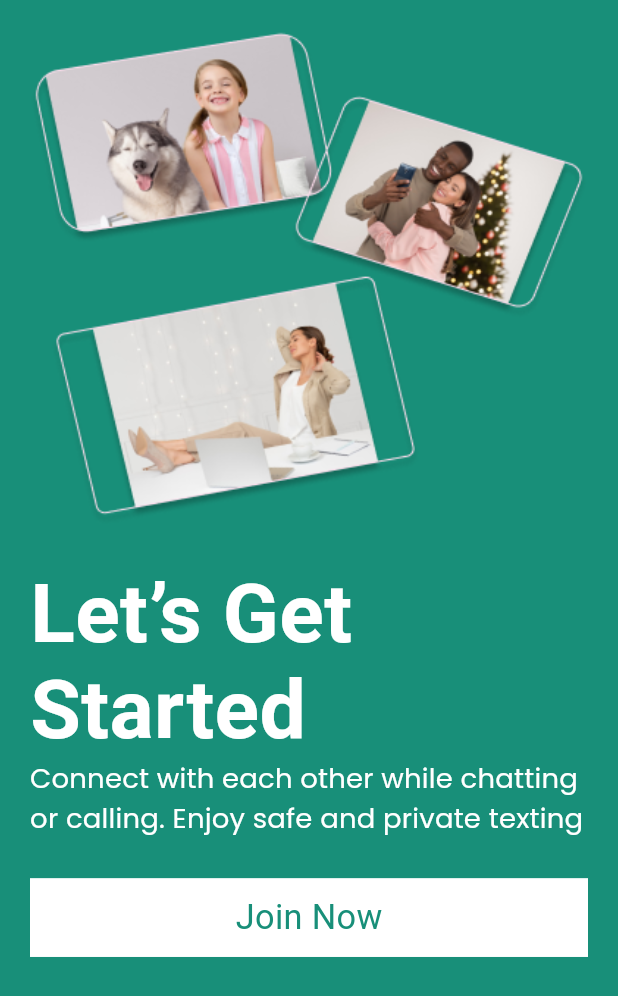
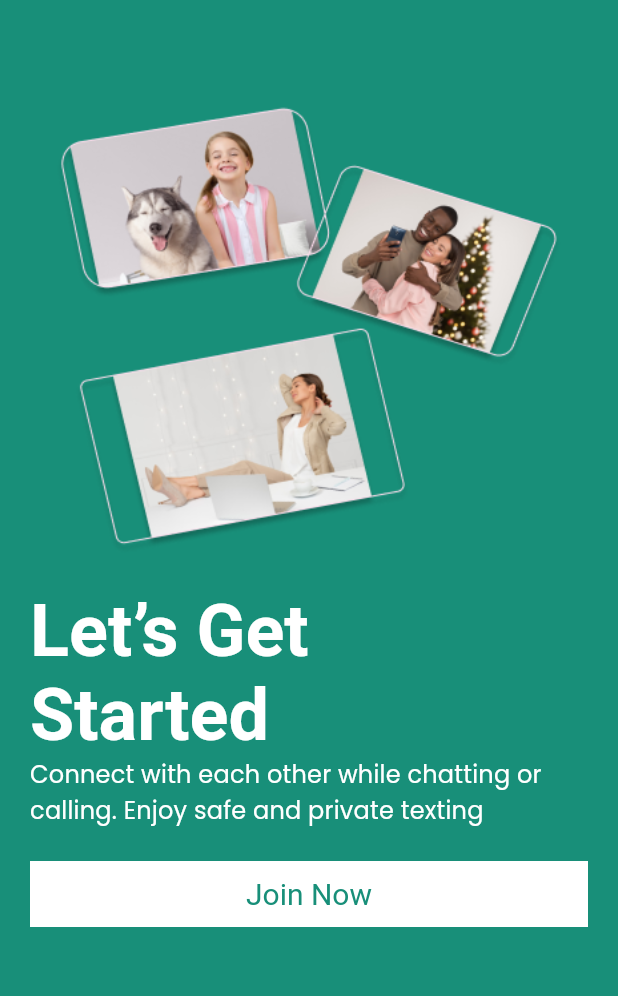
Before and after one commit to 4643880/Ecommerce-App-Flutter, a Flutter app: the screen it shows after launch, on a phone screen of 412 x 824 dp. Shown: the top 996 px of the screen. Run offline on Flutter 3.47's test engine with Material 2 defaults, Android fonts, the phone set to English and light mode, and no system bars; our stand-ins replace country_picker, firebase_auth, firebase_core, flutter_screenutil, get, google_fonts; accounts and stored records are empty.

Commit message:
Fixed some UI Issues

```diff
--- a/lib/controllers/auth_controller.dart
+++ b/lib/controllers/auth_controller.dart
@@ -34,7 +34,6 @@ class AuthController extends GetxController {
         _verificationId = verificationId;
       },
     );
-    Get.to(VerifyOtpPage());
   }
 
   // =======================================================
@@ -47,9 +46,9 @@ class AuthController extends GetxController {
     try {
       UserCredential userCredential =
           await _auth.signInWithCredential(phoneAuthCredential);
-      if (userCredential.user != null) {
-        Get.to(HomeScreen());
-      }
+      // if (userCredential.user != null) {
+      //   Get.to(HomeScreen());
+      // }
     } catch (e) {
       showErrorDialog(context, "Something Went Wrong", e.toString());
     }
@@ -75,6 +74,6 @@ class AuthController extends GetxController {
   // =======================================================
   void logOut() async {
     await _auth.signOut();
-    Get.to(const LoginPage());
+    // Get.to(const LoginPage());
   }
 }
--- a/lib/main.dart
+++ b/lib/main.dart
@@ -1,6 +1,5 @@
 import 'package:firebase_core/firebase_core.dart';
 import 'package:flutter/material.dart';
-import 'package:flutter_screenutil/flutter_screenutil.dart';
 import 'package:get/get.dart';
 import 'dart:developer' as devtools show log;
 
@@ -8,12 +7,12 @@ import 'package:otp_project/screens/home_screen.dart';
 import 'package:otp_project/screens/login_screen.dart';
 import 'package:otp_project/screens/splash_screen.dart';
 import 'package:otp_project/screens/verify_otp_screen.dart';
-import 'package:otp_project/utils/helper.dart' as di;
-import 'package:otp_project/utils/routes.dart';
+import 'package:otp_project/helper/helper.dart' as di;
+import 'package:otp_project/config/routes.dart';
 
 void main() async {
   // Add this line
-  await ScreenUtil.ensureScreenSize();
+  // await ScreenUtil.ensureScreenSize();
   WidgetsFlutterBinding.ensureInitialized();
   await Firebase.initializeApp().whenComplete(
     () {
@@ -30,25 +29,17 @@ class MyApp extends StatelessWidget {
   // This widget is the root of your application.
   @override
   Widget build(BuildContext context) {
-    return ScreenUtilInit(
-      designSize: const Size(360, 690),
-      minTextAdapt: true,
-      splitScreenMode: true,
-      builder: (context, child) => GetMaterialApp(
+    return GetMaterialApp(
       title: 'Flutter Demo',
       debugShowCheckedModeBanner: false,
-        theme: ThemeData(
-          primarySwatch: Colors.blue,
-          textTheme: Typography.englishLike2018.apply(fontSizeFactor: 1.sp),
-        ),
       initialRoute: "/",
       routes: {
         "/": (context) => const SplashScreen(),
         MyRoutes.login_route: (context) => const LoginPage(),
         MyRoutes.verify_otp_route: (context) => const VerifyOtpPage(),
         MyRoutes.home_route: (context) => HomeScreen(),
+        MyRoutes.splash_route: (context) => const SplashScreen(),
       },
-      ),
     );
   }
 }
--- a/lib/widgets/description_text_widget.dart
+++ b/lib/screens/components/description_text_widget.dart
@@ -2,7 +2,7 @@ import 'package:flutter/material.dart';
 import 'package:get/get.dart';
 import 'package:otp_project/controllers/height_controller.dart';
 
-import '../constants/constants.dart';
+import '../../constants/constants.dart';
 
 class DescriptionTextWidget extends StatefulWidget {
   final String text;
--- a/lib/widgets/dips_and_souces.dart
+++ b/lib/screens/components/dips_and_souces.dart
@@ -1,7 +1,7 @@
 import 'package:flutter/material.dart';
 import 'package:get/get.dart';
 
-import '../controllers/souces_controller.dart';
+import '../../controllers/souces_controller.dart';
 
 class DipsAndSaucesWidget extends StatelessWidget {
   DipsAndSaucesWidget({
--- a/lib/widgets/quantity_widget.dart
+++ b/lib/screens/components/quantity_widget.dart
@@ -1,7 +1,7 @@
 import 'package:flutter/material.dart';
 import 'package:get/get.dart';
 
-import '../controllers/quantity_controller.dart';
+import '../../controllers/quantity_controller.dart';
 
 class QuantityWidget extends StatelessWidget {
   const QuantityWidget({
--- a/lib/widgets/title_ratings_description_widget.dart
+++ b/lib/screens/components/title_ratings_description_widget.dart
@@ -3,9 +3,7 @@ import 'package:get/get.dart';
 import 'package:otp_project/controllers/height_controller.dart';
 import 'dart:developer' as devtools show log;
 
-import 'package:otp_project/widgets/description_text_widget.dart';
-
-import '../constants/constants.dart';
+import 'package:otp_project/screens/components/description_text_widget.dart';
 
 class TitleRatingsDescriptionWidget extends StatelessWidget {
   const TitleRatingsDescriptionWidget({
--- a/lib/screens/home_screen.dart
+++ b/lib/screens/home_screen.dart
@@ -3,16 +3,16 @@ import 'package:get/get.dart';
 import 'package:otp_project/controllers/auth_controller.dart';
 import 'package:otp_project/controllers/quantity_controller.dart';
 import 'package:otp_project/screens/login_screen.dart';
-import 'package:otp_project/utils/routes.dart';
-import 'package:otp_project/widgets/description_text_widget.dart';
-import 'package:otp_project/widgets/extras_widget.dart';
-import 'package:otp_project/widgets/quantity_widget.dart';
-import 'package:otp_project/widgets/slider.dart';
+import 'package:otp_project/config/routes.dart';
+import 'package:otp_project/screens/components/description_text_widget.dart';
+import 'package:otp_project/screens/components/extras_widget.dart';
+import 'package:otp_project/screens/components/quantity_widget.dart';
+import 'package:otp_project/screens/components/slider.dart';
 import 'dart:developer' as devtools show log;
 
-import 'package:otp_project/widgets/title_ratings_description_widget.dart';
+import 'package:otp_project/screens/components/title_ratings_description_widget.dart';
 
-import '../widgets/dips_and_souces.dart';
+import 'components/dips_and_souces.dart';
 
 class HomeScreen extends StatelessWidget {
   HomeScreen({super.key});
@@ -50,7 +50,7 @@ class HomeScreen extends StatelessWidget {
           IconButton(
             onPressed: () {
               _authController.logOut();
-              Get.toNamed(MyRoutes.login_route);
+              Get.toNamed(MyRoutes.splash_route);
             },
             icon: const Icon(
               Icons.logout,
--- a/lib/screens/login_screen.dart
+++ b/lib/screens/login_screen.dart
@@ -5,7 +5,7 @@ import 'package:otp_project/controllers/auth_controller.dart';
 import 'package:otp_project/screens/verify_otp_screen.dart';
 import 'dart:developer' as devtools show log;
 
-import 'package:otp_project/utils/routes.dart';
+import 'package:otp_project/config/routes.dart';
 
 class LoginPage extends StatefulWidget {
   const LoginPage({Key? key}) : super(key: key);
@@ -104,12 +104,14 @@ class _LoginPageState extends State<LoginPage> {
                           horizontal: 30,
                         )),
                     onPressed: () {
+                      if (_phoneController.text.isNotEmpty) {
                         String phoneNumber =
                             "+$countryCode${_phoneController.text}";
                         _authController.sendOtp(
                           context,
                           phoneNumber: phoneNumber,
                         );
+                      }
                       Get.toNamed(MyRoutes.verify_otp_route);
                     },
                     child: const Text(
--- a/lib/screens/splash_screen.dart
+++ b/lib/screens/splash_screen.dart
@@ -1,31 +1,42 @@
 import 'package:flutter/material.dart';
-import 'package:flutter/src/widgets/framework.dart';
-import 'package:flutter/src/widgets/placeholder.dart';
 import 'package:flutter_screenutil/flutter_screenutil.dart';
 import 'package:get/get.dart';
 import 'package:otp_project/constants/constants.dart';
-import 'package:otp_project/screens/login_screen.dart';
-import 'package:otp_project/utils/routes.dart';
+import 'package:otp_project/config/routes.dart';
 
 class SplashScreen extends StatelessWidget {
   const SplashScreen({super.key});
 
   @override
   Widget build(BuildContext context) {
+    final width = MediaQuery.of(context).size.width;
+    final height = MediaQuery.of(context).size.height;
+
     return Scaffold(
       body: SafeArea(
-        child: Container(
-          width: double.infinity,
-          height: double.infinity,
-          color: Color(0xff188F79),
+        child: ScreenUtilInit(
+          designSize: Size(width, height),
+          minTextAdapt: true,
+          splitScreenMode: true,
+          builder: (context, child) => Container(
+            width: width,
+            height: height,
+            color: const Color(0xff188F79),
+            child: SingleChildScrollView(
               child: Padding(
                 padding: kpaddingMargin,
                 child: Column(
                   mainAxisAlignment: MainAxisAlignment.start,
                   children: [
-                Image.asset("assets/images/Group 1.png"),
                     SizedBox(
-                  height: 22.0.h,
+                      height: 50.h,
+                    ),
+                    Image.asset(
+                      "assets/images/Group 1.png",
+                      height: ScreenUtil().setHeight(300),
+                    ),
+                    SizedBox(
+                      height: ScreenUtil().setHeight(22),
                     ),
                     Align(
                       alignment: Alignment.topLeft,
@@ -43,7 +54,7 @@ class SplashScreen extends StatelessWidget {
                       ),
                     ),
                     SizedBox(
-                  height: ScreenUtil().setHeight(22),
+                      height: 22.0.h,
                     ),
                     InkWell(
                       onTap: () {
@@ -51,13 +62,13 @@ class SplashScreen extends StatelessWidget {
                       },
                       child: Container(
                         height: 44.h,
-                    width: double.infinity.w,
+                        width: double.infinity,
                         color: Colors.white,
                         alignment: Alignment.center,
                         child: Text(
                           "Join Now",
                           style: TextStyle(
-                        fontSize: ScreenUtil().setSp(20.0),
+                            fontSize: 20.0.sp,
                             color: const Color(0xff188F79),
                             fontWeight: FontWeight.w400,
                           ),
@@ -69,6 +80,8 @@ class SplashScreen extends StatelessWidget {
               ),
             ),
           ),
+        ),
+      ),
     );
   }
 }
--- a/lib/screens/verify_otp_screen.dart
+++ b/lib/screens/verify_otp_screen.dart
@@ -2,7 +2,7 @@ import 'package:flutter/material.dart';
 import 'package:get/get.dart';
 import 'package:otp_project/controllers/auth_controller.dart';
 import 'package:otp_project/screens/home_screen.dart';
-import 'package:otp_project/utils/routes.dart';
+import 'package:otp_project/config/routes.dart';
 
 class VerifyOtpPage extends StatefulWidget {
   const VerifyOtpPage({Key? key}) : super(key: key);
@@ -83,11 +83,12 @@ class _VerifyOtpPageState extends State<VerifyOtpPage> {
                           horizontal: 30,
                         )),
                     onPressed: () {
-                      _authController.verifyOTP(
-                        context,
-                        otp: _otpController.text,
-                      );
-
+                      if (_otpController.text.isNotEmpty) {
+                        _authController.verifyOTP(
+                          context,
+                          otp: _otpController.text,
+                        );
+                      }
                       Get.toNamed(MyRoutes.home_route);
                     },
                     child: const Text(
--- a/pubspec.yaml
+++ b/pubspec.yaml
@@ -35,7 +35,7 @@ dependencies:
   firebase_core: ^2.12.0
   flutter:
     sdk: flutter
-  flutter_screenutil: ^5.7.0
+  flutter_screenutil: ^5.5.1
   get: ^4.6.5
   google_fonts: ^4.0.4
 
```
Also changed, not shown: lib/config/routes.dart (renamed from lib/utils/routes.dart), lib/helper/helper.dart (renamed from lib/utils/helper.dart), lib/screens/components/extras_widget.dart (renamed from lib/widgets/extras_widget.dart), lib/screens/components/my_drop_down_widget.dart (renamed from lib/widgets/my_drop_down_widget.dart), lib/screens/components/slider.dart (renamed from lib/widgets/slider.dart). Lines whose indentation alone changed are shown as unchanged.
